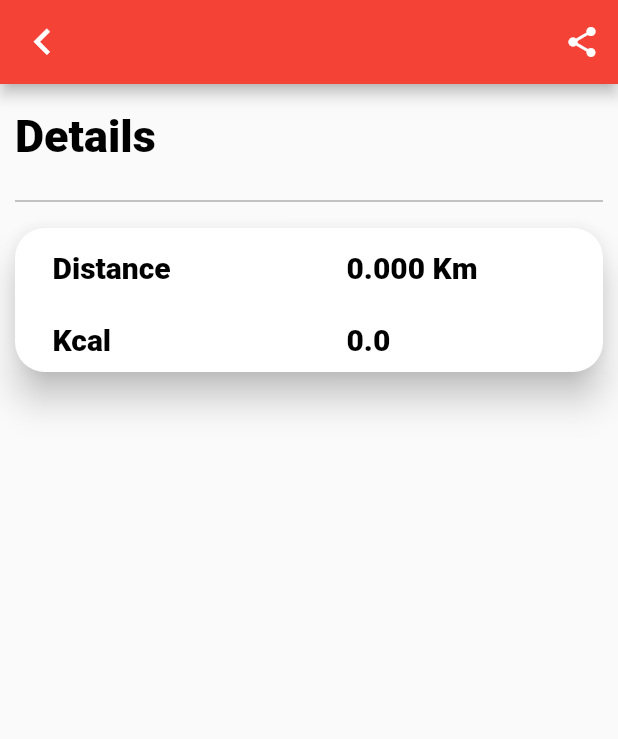
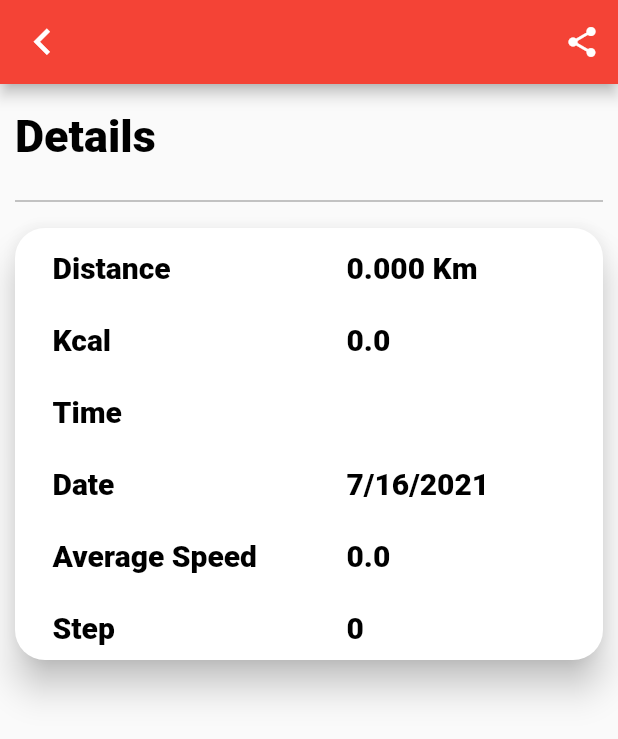
Before and after one commit to berkeavci/RunnerApp, a Flutter app: the DetailsPage screen opened directly with empty values, on a phone screen of 412 x 824 dp. Shown: the top 739 px of the screen. Run offline on Flutter 3.47's test engine with Material 2 defaults, Android fonts, the phone set to English and light mode, and no system bars; our stand-ins replace cloud_firestore, firebase_auth, firebase_core, font_awesome_flutter, google_maps_flutter, google_sign_in and 8 more; missing offline and left inert: flutter_polyline_points, social_share; accounts and stored records are empty; Roboto replaces fonts that are missing (Product Sans).

Commit message:
Map Update

```diff
--- a/lib/Page/details_page.dart
+++ b/lib/Page/details_page.dart
@@ -1,6 +1,5 @@
 import 'package:flutter/cupertino.dart';
 import 'package:flutter/material.dart';
-import 'package:runner/Page/share_test.dart';
 import 'package:runner/constans.dart';
 import 'package:runner/entities/activity_stats.dart';
 
@@ -95,7 +94,37 @@ class _DetailsPageState extends State<DetailsPage> {
                           TextWidget(
                               text: "${widget.activityStats?.map["kcal"]}"),
                         ],
-                      )
+                      ),
+                      TableRow(
+                        children: <Widget>[
+                          TextWidget(text: "Time"),
+                          TextWidget(
+                              text: "${widget.activityStats?.map["time"]}"),
+                        ],
+                      ),
+                      TableRow(
+                        children: <Widget>[
+                          TextWidget(text: "Date"),
+                          TextWidget(
+                              text:
+                                  "${ActivityStats.toDate(widget.activityStats?.map["date"])}"),
+                        ],
+                      ),
+                      TableRow(
+                        children: <Widget>[
+                          TextWidget(text: "Average Speed"),
+                          TextWidget(
+                              text:
+                                  "${widget.activityStats?.map["averagespeed"]}"),
+                        ],
+                      ),
+                      TableRow(
+                        children: <Widget>[
+                          TextWidget(text: "Step"),
+                          TextWidget(
+                              text: "${widget.activityStats?.map["step"]}"),
+                        ],
+                      ),
                     ],
                   ),
                 )
--- a/lib/entities/activity_stats.dart
+++ b/lib/entities/activity_stats.dart
@@ -31,4 +31,8 @@ class ActivityStats {
   static String toDay(DateTime dt) {
     return DateFormat('EEEE').format(dt).toString();
   }
+
+  static String toDate(DateTime dt) {
+    return DateFormat('M/d/y').format(dt).toString();
+  }
 }
```
Also changed, not shown: lib/components/activity_components/map.dart (+19 -12 lines), lib/components/dashboard_components/google_maps_view.dart (+21 -17 lines).
